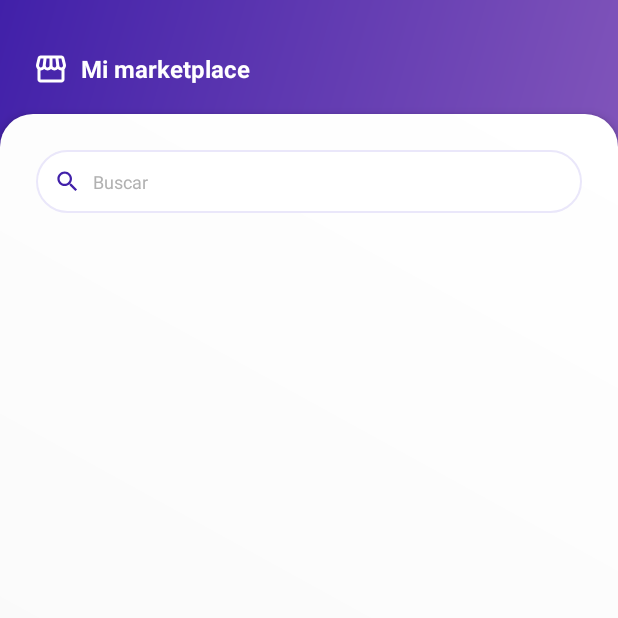
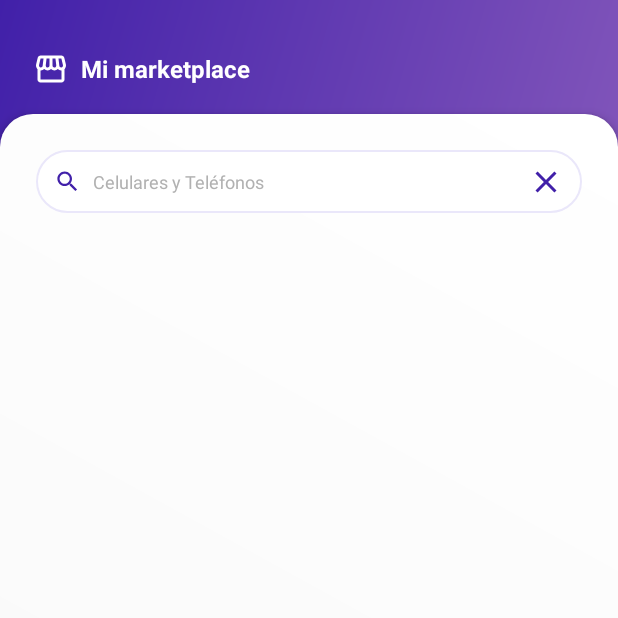
Before and after one commit to groupwaretech/mi-marketplace-android, an Android app: the screen it shows after launch (MainActivity), after a tap on "Celulares y Teléfonos", on a phone screen of 412 x 824 dp, the top half of it. Run offline under Robolectric (Android 15) with nearby library versions, the phone set to English and light mode, and no system bars; our stand-ins replace Dagger/Hilt's generated code, data binding; 1 statement that could not run was skipped.

Commit message:
--Ajustes en la navegación de los productos

```diff
--- a/Domain/src/main/java/com/mimarketplace/domain/item/models/Item.kt
+++ b/Domain/src/main/java/com/mimarketplace/domain/item/models/Item.kt
@@ -5,6 +5,6 @@ data class Item(
     val title: String,
     val thumbnail_id: String?,
     val price: Double,
-    val shipping: Shipping,
-    val installments: Installment,
+    val shipping: Shipping?,
+    val installments: Installment?,
 )
--- a/app/src/main/java/com/mimarketplace/ui/MainActivity.kt
+++ b/app/src/main/java/com/mimarketplace/ui/MainActivity.kt
@@ -3,9 +3,12 @@ package com.mimarketplace.ui
 
 import android.content.Intent
 import android.os.Bundle
+import android.view.View
 import android.widget.RelativeLayout
 import android.widget.TextView
 import androidx.appcompat.app.AppCompatActivity
+import androidx.appcompat.widget.AppCompatImageButton
+import androidx.constraintlayout.widget.ConstraintLayout
 import com.mimarketplace.R
 import com.mimarketplace.domain.autosuggest.usecases.GetSuggestUseCase
 import com.mimarketplace.domain.category.models.MainCategory
@@ -24,16 +27,32 @@ import javax.inject.Inject
 @AndroidEntryPoint
 class MainActivity : AppCompatActivity() {
 
+    private var searchTextView: TextView? = null
+    private var quitSearchImageButton: AppCompatImageButton? = null
+
     override fun onCreate(savedInstanceState: Bundle?) {
         super.onCreate(savedInstanceState)
         setContentView(R.layout.activity_main)
 
-        val searchBar = findViewById<RelativeLayout>(R.id.search_bar)
+        val searchBar = findViewById<ConstraintLayout>(R.id.search_bar)
         searchBar.setOnClickListener {
             val bottomSheet = SearchBottomSheetDialog(onSearch)
             bottomSheet.show(supportFragmentManager, "bottomSheet")
         }
 
+        quitSearchImageButton = findViewById<AppCompatImageButton>(R.id.quit_search_ImageButton)
+        quitSearchImageButton?.setOnClickListener {
+            searchTextView?.text = "Buscar..."
+            quitSearchImageButton?.visibility = View.GONE
+            toHome()
+        }
+
+        searchTextView = findViewById<TextView>(R.id.search_text_TextView)
+
+        toHome()
+    }
+
+    private fun toHome() {
         supportFragmentManager.beginTransaction().replace(R.id.frame, CategoryFragment.newInstance(onCategoryClick)).commit()
     }
 
@@ -45,10 +64,14 @@ class MainActivity : AppCompatActivity() {
     }
 
     private val onCategoryClick: (MainCategory) -> Unit = {
+        searchTextView?.text = it.name
+        quitSearchImageButton?.visibility = View.VISIBLE
         supportFragmentManager.beginTransaction().replace(R.id.frame, ItemListFragment.newInstance ("CATEGORY", it.id, onItemClick)).commit()
     }
 
     private val onSearch: (String) -> Unit = {
+        searchTextView?.text = it
+        quitSearchImageButton?.visibility = View.VISIBLE
         supportFragmentManager.beginTransaction().replace(R.id.frame, ItemListFragment.newInstance ("TEXT", it, onItemClick)).commit()
     }
 }
--- /dev/null
+++ b/app/src/main/res/drawable/ic_baseline_arrow_back_ios_24.xml
@@ -0,0 +1,5 @@
+<vector android:autoMirrored="true" android:height="24dp"
+    android:tint="#FFFFFF" android:viewportHeight="24"
+    android:viewportWidth="24" android:width="24dp" xmlns:android="http://schemas.android.com/apk/res/android">
+    <path android:fillColor="@android:color/white" android:pathData="M11.67,3.87L9.9,2.1 0,12l9.9,9.9 1.77,-1.77L3.54,12z"/>
+</vector>
--- /dev/null
+++ b/app/src/main/res/drawable/ic_baseline_close_24.xml
@@ -0,0 +1,5 @@
+<vector android:height="24dp" android:tint="#4120A9"
+    android:viewportHeight="24" android:viewportWidth="24"
+    android:width="24dp" xmlns:android="http://schemas.android.com/apk/res/android">
+    <path android:fillColor="@android:color/white" android:pathData="M19,6.41L17.59,5 12,10.59 6.41,5 5,6.41 10.59,12 5,17.59 6.41,19 12,13.41 17.59,19 19,17.59 13.41,12z"/>
+</vector>
--- a/app/src/main/res/layout/activity_item_datail.xml
+++ b/app/src/main/res/layout/activity_item_datail.xml
@@ -36,7 +36,7 @@
                 android:layout_alignParentLeft="true"
                 android:layout_centerInParent="true"
                 android:layout_marginLeft="22dp"
-                app:srcCompat="@drawable/ic_baseline_storefront_24" />
+                app:srcCompat="@drawable/ic_baseline_arrow_back_ios_24" />
 
             <TextView
                 android:layout_width="match_parent"
--- a/app/src/main/res/layout/activity_main.xml
+++ b/app/src/main/res/layout/activity_main.xml
@@ -54,7 +54,7 @@
         android:padding="24dp"
         android:orientation="vertical">
 
-        <RelativeLayout
+        <androidx.constraintlayout.widget.ConstraintLayout
             android:id="@+id/search_bar"
             android:layout_width="match_parent"
             android:layout_height="42dp"
@@ -65,21 +65,40 @@
                 android:id="@+id/searchImage"
                 android:layout_width="18dp"
                 android:layout_height="18dp"
-                android:layout_alignParentLeft="true"
-                android:layout_centerInParent="true"
+                app:layout_constraintBottom_toBottomOf="parent"
+                app:layout_constraintStart_toStartOf="parent"
+                app:layout_constraintTop_toTopOf="parent"
                 android:layout_marginLeft="12dp"
                 app:srcCompat="@drawable/ic_baseline_search_24" />
 
             <TextView
+                android:id="@+id/search_text_TextView"
                 android:layout_width="match_parent"
                 android:layout_height="wrap_content"
+                app:layout_constraintEnd_toStartOf="@+id/quit_search_ImageButton"
+                app:layout_constraintStart_toEndOf="@+id/searchImage"
+                app:layout_constraintTop_toTopOf="parent"
+                app:layout_constraintBottom_toBottomOf="parent"
+                app:layout_constrainedWidth="true"
+                app:layout_constraintHorizontal_bias="0.0"
                 android:layout_marginLeft="8dp"
-                android:layout_toRightOf="@+id/searchImage"
-                android:layout_centerInParent="true"
-                android:text="Buscar"
+                android:layout_marginRight="8dp"
+                android:text="Buscar..."
                 android:textColor="@color/textColor2"
                 android:textSize="12sp"/>
-        </RelativeLayout>
+
+            <androidx.appcompat.widget.AppCompatImageButton
+                android:id="@+id/quit_search_ImageButton"
+                android:layout_width="wrap_content"
+                android:layout_height="wrap_content"
+                app:layout_constraintBottom_toBottomOf="parent"
+                app:layout_constraintEnd_toEndOf="parent"
+                app:layout_constraintTop_toTopOf="parent"
+                app:srcCompat="@drawable/ic_baseline_close_24"
+                android:layout_marginRight="12dp"
+                android:background="@null"
+                android:visibility="gone"/>
+        </androidx.constraintlayout.widget.ConstraintLayout>
 
         <FrameLayout
             android:id="@+id/frame"
```
Also changed, not shown: app/src/main/res/layout/activity_main_2.xml (deleted, +0 -94 lines).
